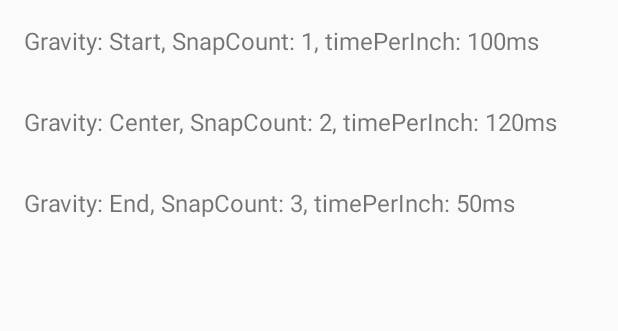
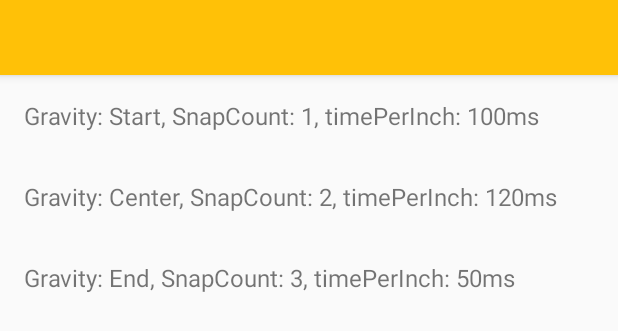
Before and after one commit to armin96/Map, an Android app: the layout activity_multi.xml on its own in the app's theme, with its tools: preview values and no code run, on a phone screen of 412 x 824 dp. Shown: the top 331 px of the screen. Run offline under Robolectric (Android 15) with nearby library versions, the phone set to English and light mode, and no system bars; plain views replace MultiSnapRecyclerView.

Commit message:
Bug fixed

```diff
--- a/app/build.gradle
+++ b/app/build.gradle
@@ -28,6 +28,9 @@ dependencies {
     implementation 'com.google.code.gson:gson:2.8.2'
     implementation 'com.squareup.retrofit2:retrofit:2.4.0'
     implementation 'com.squareup.retrofit2:converter-gson:2.4.0'
+
+    implementation 'com.github.medyo:android-about-page:1.2.4'
+
     testImplementation 'junit:junit:4.12'
     androidTestImplementation 'com.android.support.test:runner:1.0.2'
     androidTestImplementation 'com.android.support.test.espresso:espresso-core:3.0.2'
--- a/app/src/main/AndroidManifest.xml
+++ b/app/src/main/AndroidManifest.xml
@@ -30,7 +30,7 @@
             android:value="@string/google_maps_key" />
 
         <activity
-            android:name=".MultiActivity"
+            android:name=".About"
             android:label="@string/title_activity_maps"
             android:theme="@style/AppTheme">
             <intent-filter>
--- a/app/src/main/java/blackd/ir/dater/MultiActivity.java
+++ b/app/src/main/java/blackd/ir/dater/MultiActivity.java
@@ -5,6 +5,7 @@ import android.os.Bundle;
 import android.support.v4.app.FragmentActivity;
 import android.support.v7.app.AppCompatActivity;
 import android.support.v7.widget.LinearLayoutManager;
+import android.support.v7.widget.Toolbar;
 
 import com.google.android.gms.maps.CameraUpdateFactory;
 import com.google.android.gms.maps.GoogleMap;
@@ -48,6 +49,9 @@ public class MultiActivity extends AppCompatActivity {
         super.onCreate(savedInstanceState);
         setContentView(R.layout.activity_multi);
 
+        Toolbar toolbar = (Toolbar) findViewById(R.id.toolbar2);
+        setSupportActionBar(toolbar);
+
         HorizontalAdapter firstAdapter = new HorizontalAdapter(titles);
         MultiSnapRecyclerView firstRecyclerView = (MultiSnapRecyclerView)findViewById(R.id.first_recycler_view);
         LinearLayoutManager firstManager = new LinearLayoutManager(this, LinearLayoutManager.HORIZONTAL, false);
--- a/app/src/main/res/layout/activity_multi.xml
+++ b/app/src/main/res/layout/activity_multi.xml
@@ -8,6 +8,21 @@
         android:layout_width="match_parent"
         android:layout_height="wrap_content"
         android:orientation="vertical">
+
+        <android.support.design.widget.AppBarLayout
+            android:layout_width="match_parent"
+            android:layout_height="wrap_content"
+            android:theme="@style/AppTheme">
+
+            <android.support.v7.widget.Toolbar
+                android:id="@+id/toolbar2"
+                android:layout_width="match_parent"
+                android:layout_height="50dp"
+                android:background="@color/colorPrimary"
+                app:popupTheme="@style/ThemeOverlay.AppCompat.Dark" />
+
+        </android.support.design.widget.AppBarLayout>
+
 
         <TextView
             android:layout_width="wrap_content"
```
